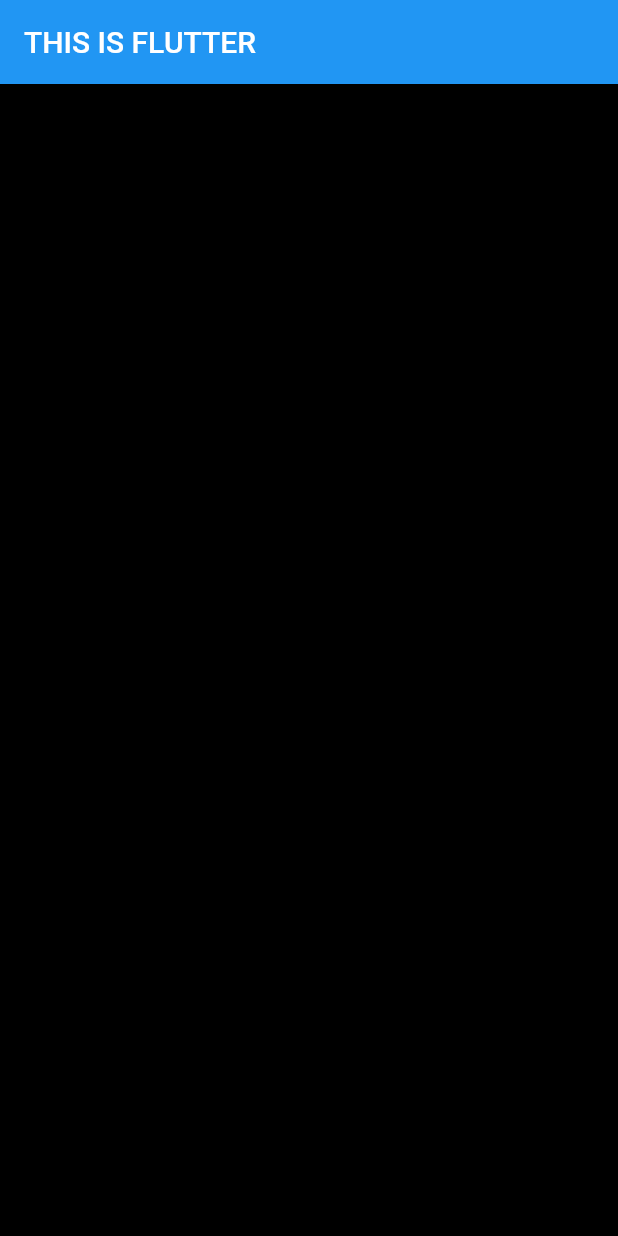
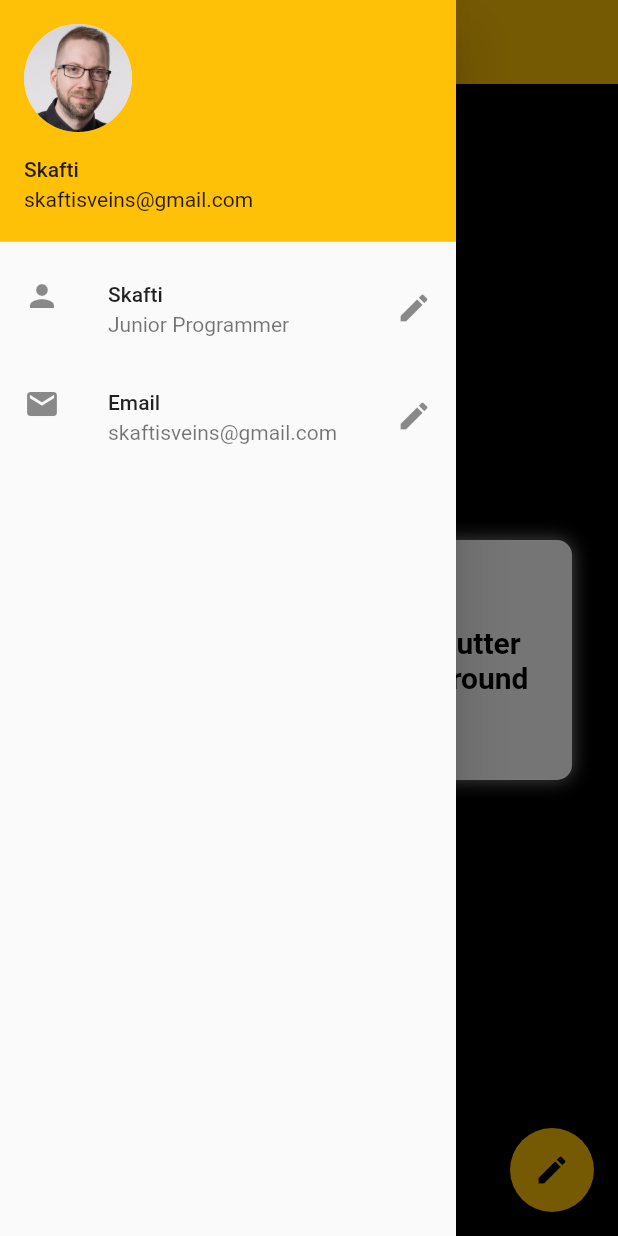
Before and after one commit to skaftisveins/This-is-Flutter, a Flutter app: the screen it shows after launch, with the side drawer open (before the commit the screen has no drawer), on a phone screen of 412 x 824 dp. Run offline on Flutter 3.47's test engine with Material 2 defaults, Android fonts, the light colour scheme and no system bars.

Commit message:
Added body, Container, BoxDecoration, Drawer, ListView, UserAccountsDrawerHeader, ListTile and FloatingActionButton. Added two pictures and modified pubspec.yaml

```diff
--- a/lib/main.dart
+++ b/lib/main.dart
@@ -11,12 +11,10 @@ class MyApp extends StatelessWidget {
   @override
   Widget build(BuildContext context) {
     return MaterialApp(
-      title: 'THIS IS FLUTTER',
-      debugShowCheckedModeBanner: false,
-      theme: ThemeData(
-          primarySwatch: Colors.blue,
-          scaffoldBackgroundColor: Palette.scaffold),
-      home: HomeScreen()
-    );
+        debugShowCheckedModeBanner: false,
+        theme: ThemeData(
+            primarySwatch: Colors.amber,
+            scaffoldBackgroundColor: Palette.scaffold),
+        home: HomeScreen());
   }
 }
--- a/lib/screens/home_screen.dart
+++ b/lib/screens/home_screen.dart
@@ -4,12 +4,93 @@ class HomeScreen extends StatelessWidget {
   @override
   Widget build(BuildContext context) {
     return Scaffold(
-      appBar: AppBar(
-        title: Text(
-          "THIS IS FLUTTER",
-          style: TextStyle(color: Colors.white),
+        appBar: AppBar(
+          title: Text(
+            "My Flutter Playground",
+            style: TextStyle(color: Colors.black),
+          ),
         ),
-      ),
-    );
+        body: Center(
+          child: Row(
+            mainAxisAlignment: MainAxisAlignment.spaceEvenly,
+            children: [
+              Container(
+                padding: const EdgeInsets.all(10),
+                alignment: Alignment.center,
+                decoration: BoxDecoration(
+                  color: Colors.white,
+                  borderRadius: BorderRadius.circular(10),
+                  boxShadow: [
+                    BoxShadow(color: Colors.grey, blurRadius: 10),
+                  ],
+                ),
+                width: 160,
+                height: 160,
+                child: Text(
+                  "My Flutter Playground",
+                  textAlign: TextAlign.center,
+                  style: TextStyle(
+                    color: Colors.black,
+                    fontSize: 20,
+                    fontWeight: FontWeight.bold,
+                  ),
+                ),
+              ),
+              Container(
+                padding: const EdgeInsets.all(10),
+                alignment: Alignment.center,
+                decoration: BoxDecoration(
+                  color: Colors.white,
+                  borderRadius: BorderRadius.circular(10),
+                  boxShadow: [
+                    BoxShadow(color: Colors.grey, blurRadius: 10),
+                  ],
+                ),
+                width: 160,
+                height: 160,
+                child: Text(
+                  "My Flutter Playground",
+                  textAlign: TextAlign.center,
+                  style: TextStyle(
+                    color: Colors.black,
+                    fontSize: 20,
+                    fontWeight: FontWeight.bold,
+                  ),
+                ),
+              ),
+            ],
+          ),
+        ),
+        drawer: Drawer(
+          child: ListView(
+            padding: const EdgeInsets.all(0),
+            children: [
+              UserAccountsDrawerHeader(
+                accountName: Text("Skafti"),
+                accountEmail: Text("skaftisveins@gmail.com"),
+                currentAccountPicture: CircleAvatar(
+                  backgroundImage: AssetImage("assets/images/skafti-bg.jpg"),
+                ),
+              ),
+              ListTile(
+                leading: Icon(Icons.person),
+                title: Text("Skafti"),
+                subtitle: Text("Junior Programmer"),
+                trailing: Icon(Icons.edit),
+                onTap: () {},
+              ),
+              ListTile(
+                leading: Icon(Icons.email),
+                title: Text("Email"),
+                subtitle: Text("skaftisveins@gmail.com"),
+                trailing: Icon(Icons.edit),
+              ),
+            ],
+          ),
+        ),
+        floatingActionButton: FloatingActionButton(
+          onPressed: () {},
+          child: Icon(Icons.edit),
+        ));
   }
 }
--- a/pubspec.yaml
+++ b/pubspec.yaml
@@ -45,9 +45,8 @@ flutter:
   uses-material-design: true
 
   # To add assets to your application, add an assets section, like this:
-  # assets:
-  #   - images/a_dot_burr.jpeg
-  #   - images/a_dot_ham.jpeg
+  assets:
+    - assets/images/
 
   # An image asset can refer to one or more resolution-specific "variants", see
   # https://flutter.dev/assets-and-images/#resolution-aware.
```
Also changed, not shown: assets/images/skafti-bg.jpg (added), assets/images/skafti-transparent.png (added).
